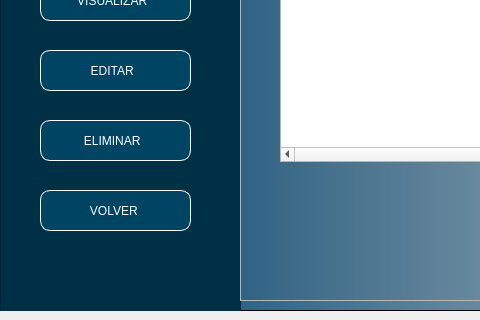
Old version of the form InterfazGrafica/ventanaVisualizarPropiedades.ui in the repository nicoArley/gestionPropiedades; both pictures show x 0 to 480 and y 180 to 500 of the 900 by 500 pixel window.
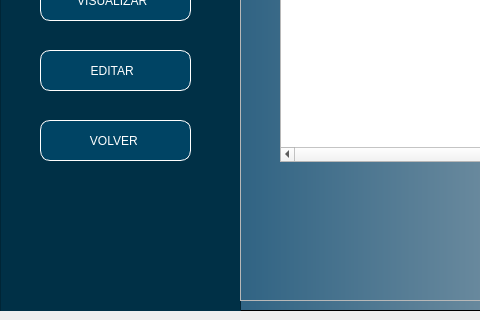
New version of the form. Icons and pictures are not drawn.

The edit to the form file:
```diff
--- a/InterfazGrafica/ventanaVisualizarPropiedades.ui
+++ b/InterfazGrafica/ventanaVisualizarPropiedades.ui
@@ -221,37 +221,14 @@
         </property>
         <property name="icon">
          <iconset>
-          <normaloff>./Imagenes/actualizar.png</normaloff>./Imagenes/actualizar.png</iconset>
-        </property>
-       </widget>
-       <widget class="QPushButton" name="pushButton_4">
-        <property name="geometry">
-         <rect>
-          <x>40</x>
-          <y>260</y>
-          <width>151</width>
-          <height>41</height>
-         </rect>
-        </property>
-        <property name="layoutDirection">
-         <enum>Qt::RightToLeft</enum>
-        </property>
-        <property name="styleSheet">
-         <string notr="true"/>
-        </property>
-        <property name="text">
-         <string>ELIMINAR  </string>
-        </property>
-        <property name="icon">
-         <iconset>
-          <normaloff>./Imagenes/eliminar.png</normaloff>./Imagenes/eliminar.png</iconset>
+          <normaloff>Imagenes/actualizar.png</normaloff>Imagenes/actualizar.png</iconset>
         </property>
        </widget>
        <widget class="QPushButton" name="pushButton_11">
         <property name="geometry">
          <rect>
           <x>40</x>
-          <y>330</y>
+          <y>260</y>
           <width>151</width>
           <height>41</height>
          </rect>
```
Left out of the diff: 8 changed lines with no effect on the pictures.
